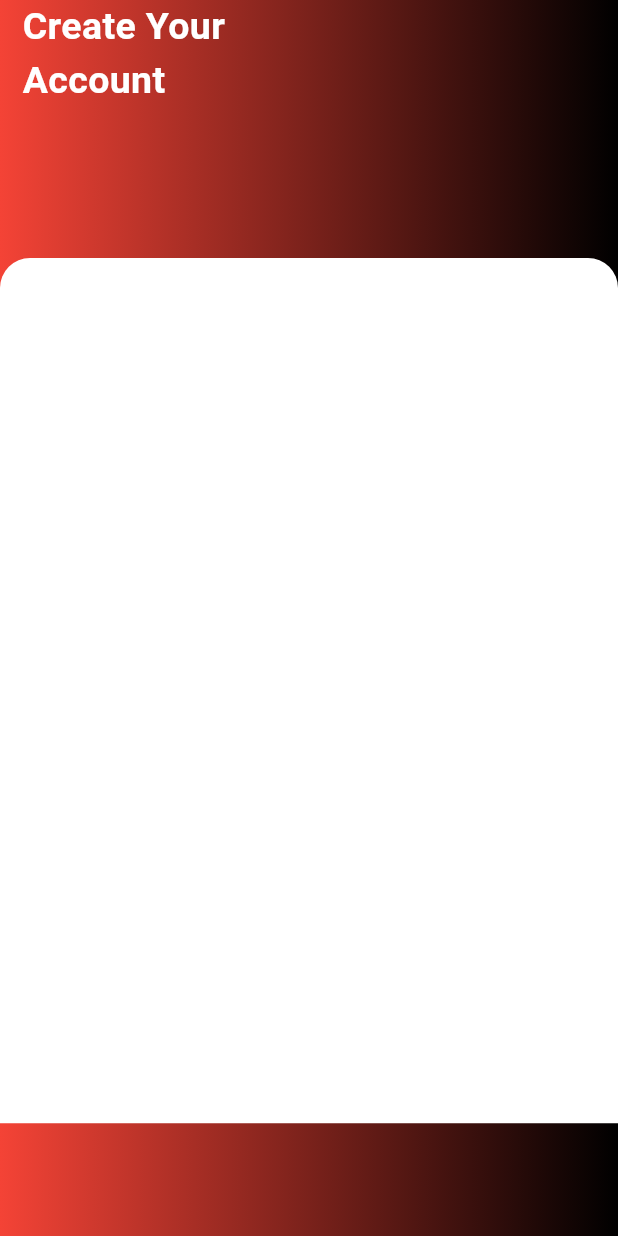
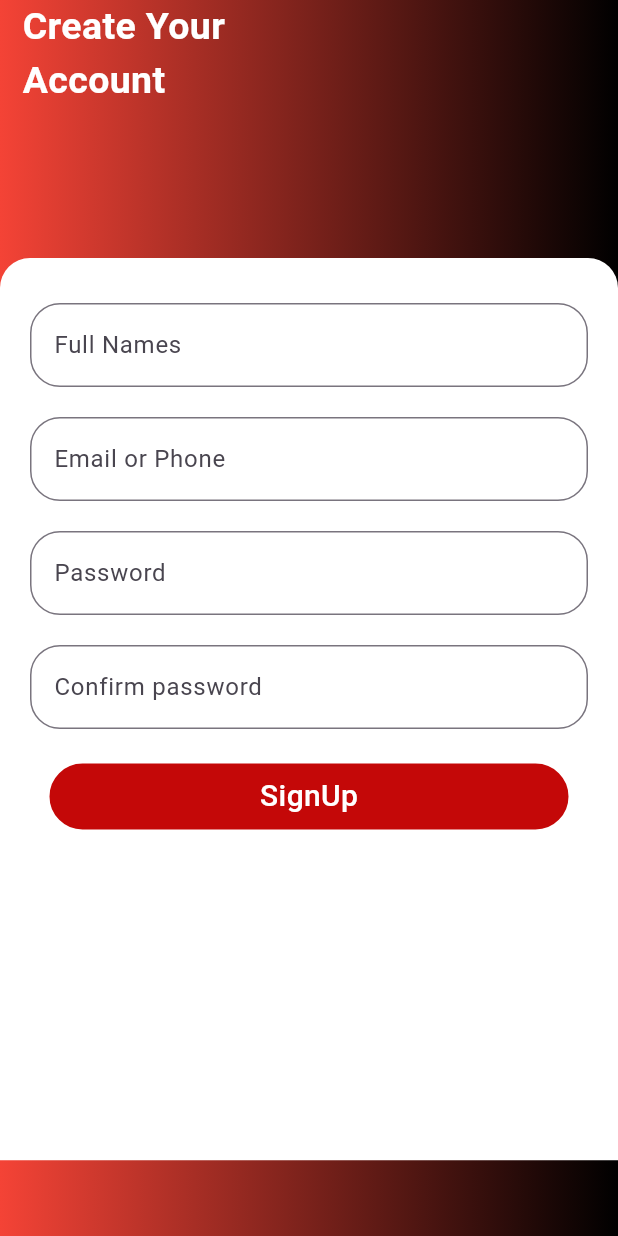
Before and after one commit to iam-talhaa/local_Database_practice, a Flutter app: the SignUpScreen screen opened directly, on a phone screen of 412 x 824 dp. Run offline on Flutter 3.47's test engine with Material 3 defaults, Android fonts, the phone set to English and light mode, and no system bars.

Commit message:
Sign Up screen updateed

```diff
--- a/lib/main.dart
+++ b/lib/main.dart
@@ -11,7 +11,7 @@ class MyApp extends StatelessWidget {
   @override
   Widget build(BuildContext context) {
     return MaterialApp(
-      home: LandingScreen(),
+      home: SignUpScreen(),
     );
   }
 }
--- /dev/null
+++ b/lib/sharedPrefrence/customWIdgets.dart
@@ -0,0 +1,40 @@
+import 'package:flutter/material.dart';
+
+class C_button extends StatelessWidget {
+  final mycolor;
+  final textcolor;
+  final Mytext;
+  VoidCallback ontap;
+  C_button(
+      {super.key,
+      required this.Mytext,
+      this.mycolor,
+      this.textcolor,
+      required this.ontap});
+
+  @override
+  Widget build(BuildContext context) {
+    return Padding(
+      padding: const EdgeInsets.symmetric(horizontal: 30, vertical: 10),
+      child: GestureDetector(
+        onTap: ontap,
+        child: Container(
+          height: 50,
+          width: double.infinity,
+          decoration: BoxDecoration(
+            color: mycolor,
+            border: Border.all(width: 3, color: Colors.white),
+            borderRadius: BorderRadius.circular(25),
+          ),
+          child: Center(
+            child: Text(
+              '${Mytext}',
+              style: TextStyle(
+                  fontWeight: FontWeight.w500, color: textcolor, fontSize: 20),
+            ),
+          ),
+        ),
+      ),
+    );
+  }
+}
--- /dev/null
+++ b/lib/sharedPrefrence/custom_formField.dart
@@ -0,0 +1,20 @@
+import 'package:flutter/material.dart';
+
+class C_TextFormField extends StatelessWidget {
+  final controller;
+  final hint;
+  const C_TextFormField({super.key, required this.hint, this.controller});
+
+  @override
+  Widget build(BuildContext context) {
+    return Padding(
+      padding: const EdgeInsets.symmetric(vertical: 10, horizontal: 20),
+      child: TextFormField(
+        decoration: InputDecoration(
+            hintText: hint,
+            border:
+                OutlineInputBorder(borderRadius: BorderRadius.circular(20))),
+      ),
+    );
+  }
+}
--- a/lib/sharedPrefrence/signup_screen.dart
+++ b/lib/sharedPrefrence/signup_screen.dart
@@ -1,3 +1,5 @@
+import 'package:database_practise/sharedPrefrence/customWIdgets.dart';
+import 'package:database_practise/sharedPrefrence/custom_formField.dart';
 import 'package:flutter/material.dart';
 
 class SignUpScreen extends StatefulWidget {
@@ -12,6 +14,8 @@ class _SignUpScreenState extends State<SignUpScreen> {
   Widget build(BuildContext context) {
     final Height = MediaQuery.of(context).size.height;
     final width = MediaQuery.of(context).size.height;
+    TextEditingController emailController = TextEditingController();
+    TextEditingController passController = TextEditingController();
 
     return Scaffold(
       body: Container(
@@ -39,13 +43,40 @@ class _SignUpScreenState extends State<SignUpScreen> {
               height: 100,
             ),
             Container(
-              height: Height * 0.7,
+              height: Height * 0.73,
               decoration: BoxDecoration(
                   color: Colors.white,
                   borderRadius: BorderRadius.only(
                     topLeft: Radius.circular(20),
                     topRight: Radius.circular(20),
                   )),
+              child: Column(
+                children: [
+                  SizedBox(
+                    height: 20,
+                  ),
+                  C_TextFormField(
+                    hint: 'Full Names',
+                  ),
+                  C_TextFormField(
+                    controller: emailController,
+                    hint: 'Email or Phone',
+                  ),
+                  C_TextFormField(
+                    controller: passController,
+                    hint: 'Password',
+                  ),
+                  C_TextFormField(
+                    hint: 'Confirm password',
+                  ),
+                  C_button(
+                    textcolor: Colors.white,
+                    Mytext: "SignUp",
+                    ontap: () {},
+                    mycolor: Color.fromARGB(255, 196, 8, 8),
+                  )
+                ],
+              ),
             )
           ],
         ),
```
Also changed, not shown: lib/sharedPrefrence/LandingScreen.dart (+42 -3 lines).
